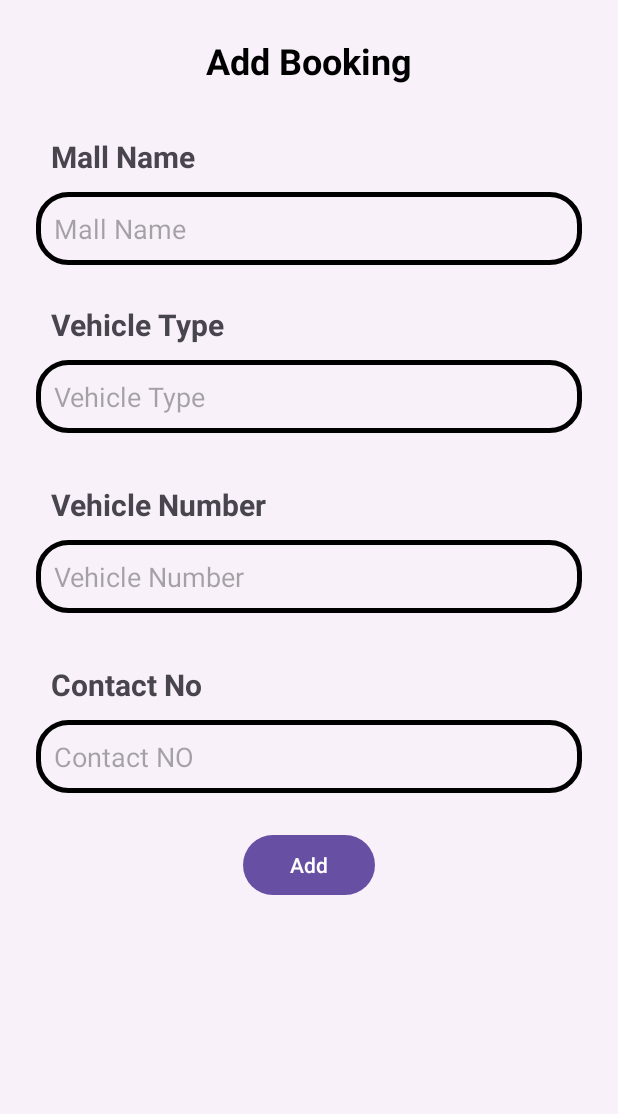
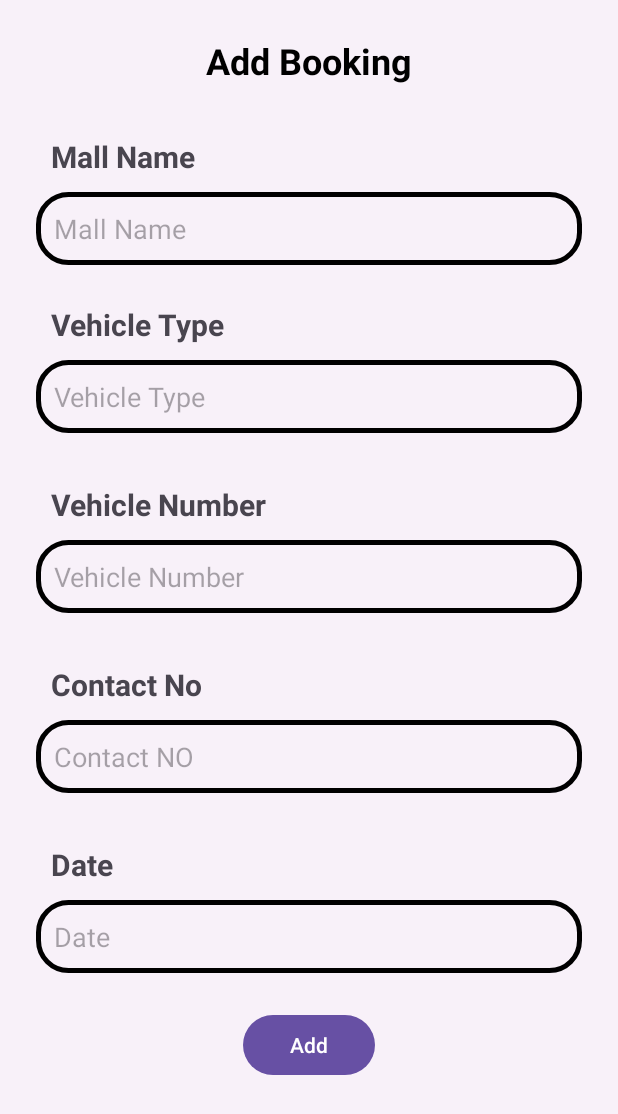
Before and after one commit to Aisha-code1/CarParkingApp, an Android app: the AddBookingActivity screen opened directly, with no data from a screen before it, after a tap on "Add", on a phone screen of 412 x 824 dp. Shown: the top 1114 px of the screen. Run offline under Robolectric (Android 15) with nearby library versions, the phone set to English and light mode, and no system bars; our stand-ins replace Firebase (no records; nobody signed in at launch, a user with empty details on screens opened directly).

Commit message:
changes in view booking

```diff
--- a/app/src/main/java/com/example/carparkingapp/AddBookingActivity.java
+++ b/app/src/main/java/com/example/carparkingapp/AddBookingActivity.java
@@ -2,69 +2,78 @@ package com.example.carparkingapp;
 
 import android.os.Bundle;
 import android.text.TextUtils;
+import android.view.View;
 import android.widget.Button;
 import android.widget.EditText;
 import android.widget.Toast;
 
 import androidx.appcompat.app.AppCompatActivity;
 
+import com.google.firebase.auth.FirebaseAuth;
 import com.google.firebase.database.FirebaseDatabase;
+
 
 public class AddBookingActivity extends AppCompatActivity {
 
-    EditText etMallName, etVehicleType, etVehicleNumber, etContactNo;
+    EditText etName, etVehicleType, etVehicleNo, etContact, etDate;
     Button btnAddBooking;
 
     @Override
     protected void onCreate(Bundle savedInstanceState) {
         super.onCreate(savedInstanceState);
-        setContentView(R.layout.activity_add_booking);
+        setContentView(R.layout.activity_add_booking); // replace with actual XML file name
 
-        etMallName = findViewById(R.id.et_Name);
+
+        etName = findViewById(R.id.et_Name);
         etVehicleType = findViewById(R.id.et_vehicle_type);
-        etVehicleNumber = findViewById(R.id.et_vehicle_no);
-        etContactNo = findViewById(R.id.et_contact_no);
+        etVehicleNo = findViewById(R.id.et_vehicle_no);
+        etContact = findViewById(R.id.contact);
+        etDate = findViewById(R.id.date);
         btnAddBooking = findViewById(R.id.btn_add_booking);
 
-        btnAddBooking.setOnClickListener(v -> addBooking());
+        btnAddBooking.setOnClickListener(new View.OnClickListener() {
+            @Override
+            public void onClick(View view) {
+                addBooking();
+            }
+        });
     }
 
     private void addBooking() {
-        String mallName = etMallName.getText().toString().trim();
+        String mallName = etName.getText().toString().trim();
         String vehicleType = etVehicleType.getText().toString().trim();
-        String vehicleNo = etVehicleNumber.getText().toString().trim();
-        String contactNo = etContactNo.getText().toString().trim();
+        String vehicleNo = etVehicleNo.getText().toString().trim();
+        String contactNo = etContact.getText().toString().trim();
+        String date = etDate.getText().toString().trim();
+        String userId = FirebaseAuth.getInstance().getUid();
 
         if (TextUtils.isEmpty(mallName) || TextUtils.isEmpty(vehicleType)
-                || TextUtils.isEmpty(vehicleNo) || TextUtils.isEmpty(contactNo)) {
-            Toast.makeText(this, "Please fill in all fields", Toast.LENGTH_SHORT).show();
+                || TextUtils.isEmpty(vehicleNo) || TextUtils.isEmpty(contactNo)
+                || TextUtils.isEmpty(date)) {
+            Toast.makeText(this, "Please fill all fields", Toast.LENGTH_SHORT).show();
             return;
         }
 
-        String userId = "admin-added";
-        String bookingId = FirebaseDatabase.getInstance()
-                .getReference("Bookings")
-                .push()
-                .getKey();
 
-        ViewBooking booking = new ViewBooking(bookingId, userId, mallName, vehicleType, vehicleNo);
+        String id = FirebaseDatabase.getInstance().getReference("Bookings").push().getKey();
+
+
+        ViewBooking booking = new ViewBooking();
+        booking.setId(id);
+        booking.setUserId(userId);
+        booking.setMallName(mallName);
+        booking.setVehicleType(vehicleType);
+        booking.setVehicleNumber(vehicleNo);
+        booking.setContactNo(contactNo);
+        booking.setDate(date);
 
         FirebaseDatabase.getInstance().getReference("Bookings")
-                .child(bookingId)
+                .child(id)
                 .setValue(booking)
                 .addOnSuccessListener(aVoid -> {
-                    Toast.makeText(this, "Booking added successfully", Toast.LENGTH_SHORT).show();
-                   clearFields();
+                    Toast.makeText(AddBookingActivity.this, "Booking added", Toast.LENGTH_SHORT).show();
+                    finish(); // Optional: close activity
                 })
-                .addOnFailureListener(e ->
-                        Toast.makeText(this, "Failed: " + e.getMessage(), Toast.LENGTH_SHORT).show());
+                .addOnFailureListener(e -> Toast.makeText(AddBookingActivity.this, "Error: " + e.getMessage(), Toast.LENGTH_SHORT).show());
     }
-    private void clearFields() {
-        etMallName.setText("");
-        etVehicleType.setText("");
-        etVehicleNumber.setText("");
-
-    }
-
-
 }
--- a/app/src/main/java/com/example/carparkingapp/ViewBookingAdapter.java
+++ b/app/src/main/java/com/example/carparkingapp/ViewBookingAdapter.java
@@ -34,7 +34,8 @@ public class ViewBookingAdapter extends RecyclerView.Adapter<ViewBookingHolder>
         holder.userId.setText("User ID: " + (viewbooking.getUserId() != null ? viewbooking.getUserId() : "N/A"));
         holder.tvMallName.setText("Mall name: " + (viewbooking.getMallName() != null ? viewbooking.getMallName() : "N/A"));
         holder.tvVehicleType.setText("Vehicle Type: " + (viewbooking.getVehicleType() != null ? viewbooking.getVehicleType() : "N/A"));
-
+        holder.tvContactNo.setText("Contact No: " + (viewbooking.getContactNo() != null ? viewbooking.getContactNo() : "N/A"));
+        holder.tvDate.setText("Date: " + (viewbooking.getDate() != null ? viewbooking.getDate() : "N/A"));
     }
 
     @Override
--- a/app/src/main/java/com/example/carparkingapp/ViewBookingHolder.java
+++ b/app/src/main/java/com/example/carparkingapp/ViewBookingHolder.java
@@ -8,7 +8,7 @@ import androidx.recyclerview.widget.RecyclerView;
 
 public class ViewBookingHolder extends RecyclerView.ViewHolder {
 
-    TextView userId, tvMallName, tvVehicleType, tvVehicleNo, tvContactNo;
+    TextView userId, tvMallName, tvVehicleType, tvVehicleNo,   tvContactNo, tvDate ;
 
 
 
@@ -19,7 +19,8 @@ public class ViewBookingHolder extends RecyclerView.ViewHolder {
         tvVehicleType = itemView.findViewById(R.id.vehicle_type);
         tvVehicleNo = itemView.findViewById(R.id.vehicle_no);
 
-
+        tvContactNo = itemView.findViewById(R.id.contact);
+        tvDate = itemView.findViewById(R.id.date);
 
 
     }
--- a/app/src/main/res/layout/activity_add_booking.xml
+++ b/app/src/main/res/layout/activity_add_booking.xml
@@ -86,7 +86,7 @@
             android:textSize="20sp"
             android:textStyle="bold"/>
         <EditText
-            android:id="@+id/et_contact_no"
+            android:id="@+id/contact"
             android:layout_width="match_parent"
             android:layout_height="wrap_content"
             android:hint="Contact NO"
@@ -94,6 +94,23 @@
             android:background="@drawable/edittext_background"
             android:padding="12dp"
             android:layout_marginBottom="24dp" />
+        <TextView
+            android:layout_width="wrap_content"
+            android:layout_height="wrap_content"
+            android:layout_margin="10dp"
+            android:text="Date"
+            android:textSize="20sp"
+            android:textStyle="bold"/>
+        <EditText
+            android:id="@+id/date"
+            android:layout_width="match_parent"
+            android:layout_height="wrap_content"
+            android:hint="Date"
+            android:textColor="@color/black"
+            android:background="@drawable/edittext_background"
+            android:padding="12dp"
+            android:layout_marginBottom="24dp" />
+
 
         <Button
             android:id="@+id/btn_add_booking"
```
Also changed, not shown: app/src/main/java/com/example/carparkingapp/ViewBooking.java (+45 -13 lines).
